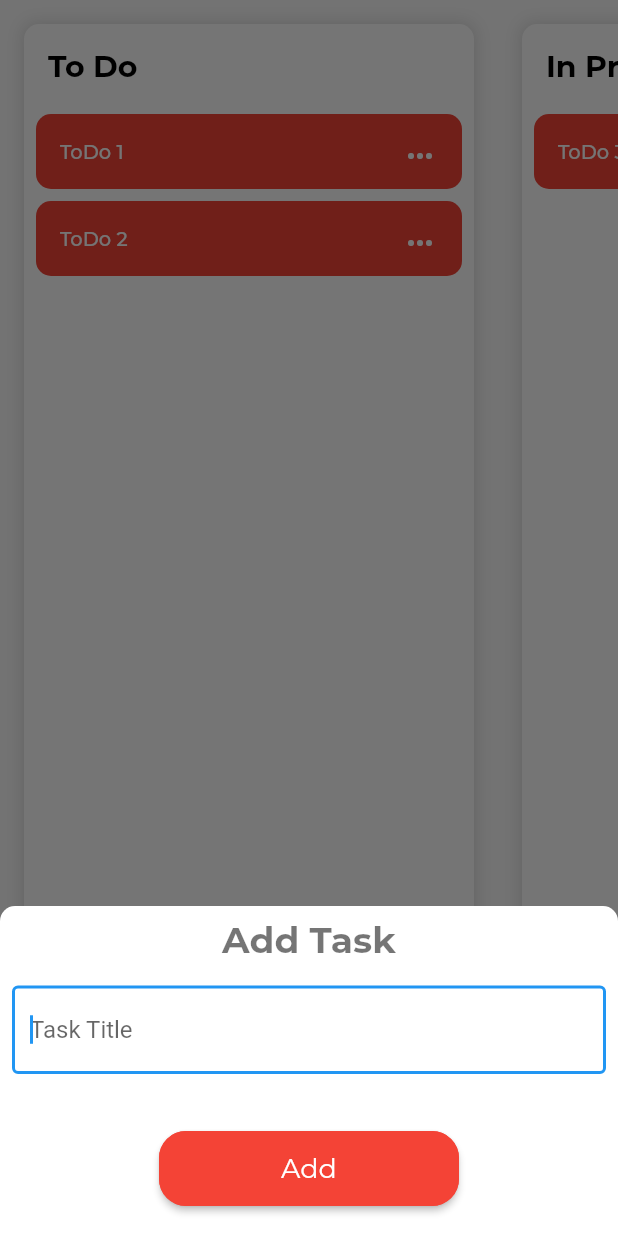
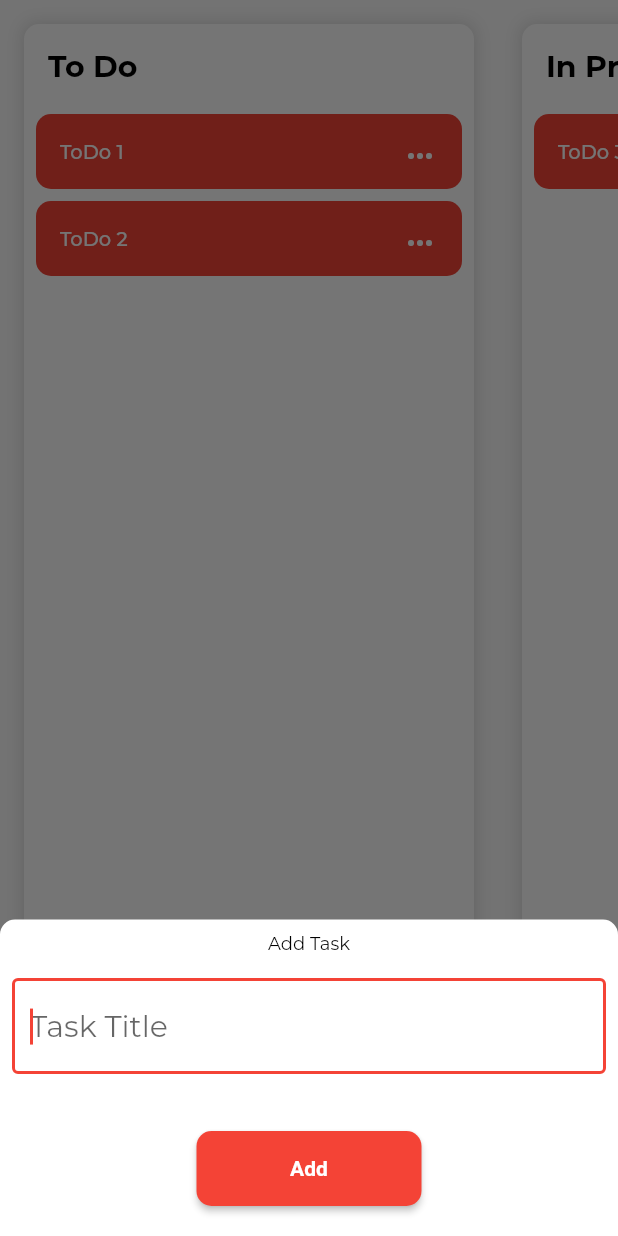
Before and after one commit to AndresR173/flutterban, a Flutter app: the screen it shows after launch, after a tap on "Add Task", on a phone screen of 412 x 824 dp. Run offline on Flutter 3.47's test engine with Material 2 defaults, Android fonts, the phone set to English and light mode, and no system bars; our stand-ins replace freezed_annotation.

Commit message:
Fix theme

```diff
--- a/lib/main.dart
+++ b/lib/main.dart
@@ -1,6 +1,7 @@
 import 'package:flutter/material.dart';
 
 import 'presentation/pages/kaban_set_state_page.dart';
+import 'utils/light_theme.dart';
 
 void main() {
   runApp(const MyApp());
@@ -13,10 +14,8 @@ class MyApp extends StatelessWidget {
   @override
   Widget build(BuildContext context) {
     return MaterialApp(
-      title: 'Flutter Demo',
-      theme: ThemeData(
-        visualDensity: VisualDensity.adaptivePlatformDensity,
-      ),
+      title: 'Flutterban',
+      theme: AppTheme.lightTheme(),
       debugShowCheckedModeBanner: false,
       home: const KanbanSetStatePage(),
     );
--- a/lib/presentation/widgets/add_task_widget.dart
+++ b/lib/presentation/widgets/add_task_widget.dart
@@ -31,15 +31,7 @@ class _AddTaskState extends State<AddTask> {
               children: <Widget>[
                 const Padding(
                   padding: EdgeInsets.all(8.0),
-                  child: Text(
-                    'Add Task',
-                    style: TextStyle(
-                      fontSize: 24,
-                      fontWeight: FontWeight.w700,
-                      fontFamily: 'Montserrat',
-                      color: Colors.black54,
-                    ),
-                  ),
+                  child: Text('Add Task'),
                 ),
                 Padding(
                   padding: const EdgeInsets.all(8.0),
@@ -67,26 +59,14 @@ class _AddTaskState extends State<AddTask> {
                     child: ButtonTheme(
                       minWidth: 200,
                       height: 50,
-                      child: MaterialButton(
-                        textColor: Colors.white,
-                        shape: RoundedRectangleBorder(
-                            borderRadius: BorderRadius.circular(18.0),
-                            side: const BorderSide(color: Colors.red)),
-                        color: Colors.red,
+                      child: ElevatedButton(
                         onPressed: () {
                           if (_formKey.currentState?.validate() ?? false) {
                             Navigator.of(context).pop();
                             widget.addTaskHandler(_textController.text.trim());
                           }
                         },
-                        child: const Text(
-                          'Add',
-                          style: TextStyle(
-                            fontSize: 18,
-                            fontWeight: FontWeight.normal,
-                            fontFamily: 'Montserrat',
-                          ),
-                        ),
+                        child: const Text('Add'),
                       ),
                     ),
                   ),
--- /dev/null
+++ b/lib/utils/light_theme.dart
@@ -0,0 +1,114 @@
+import 'package:flutter/material.dart';
+
+class AppTheme {
+  AppTheme._();
+
+  static ThemeData lightTheme() {
+    final ThemeData themeData = ThemeData();
+    final theme = ThemeData(
+      backgroundColor: Colors.white,
+      primaryTextTheme: const TextTheme(
+        headline6: TextStyle(color: Colors.white),
+      ),
+      primaryColor: Colors.red,
+      colorScheme: themeData.colorScheme.copyWith(
+        secondary: Colors.blue,
+        primary: Colors.red,
+        background: Colors.white,
+      ),
+      fontFamily: 'Montserrat',
+      elevatedButtonTheme: ElevatedButtonThemeData(
+        style: ElevatedButton.styleFrom(
+          foregroundColor: Colors.white,
+          minimumSize: const Size(150, 50),
+          maximumSize: const Size(300, 50),
+          backgroundColor: Colors.red,
+          disabledForegroundColor: Colors.black38,
+          shape: RoundedRectangleBorder(
+            borderRadius: BorderRadius.circular(10),
+          ),
+          textStyle: const TextStyle(
+            fontSize: 14.0,
+            fontWeight: FontWeight.w700,
+          ),
+        ),
+      ),
+      outlinedButtonTheme: OutlinedButtonThemeData(
+        style: OutlinedButton.styleFrom(
+          foregroundColor: Colors.red,
+          minimumSize: const Size(double.infinity, 50),
+          disabledForegroundColor: Colors.black38.withOpacity(0.38),
+          shape: RoundedRectangleBorder(
+            borderRadius: BorderRadius.circular(10),
+          ),
+          side: const BorderSide(color: Colors.red),
+          textStyle: const TextStyle(
+            fontSize: 14.0,
+            fontWeight: FontWeight.w700,
+          ),
+        ),
+      ),
+      textButtonTheme: TextButtonThemeData(
+          style: TextButton.styleFrom(
+        foregroundColor: Colors.red,
+        textStyle: const TextStyle(
+          fontSize: 15.0,
+          fontWeight: FontWeight.w700,
+        ),
+      )),
+      textTheme: const TextTheme(
+        headline1: TextStyle(
+          fontSize: 27.0,
+          fontWeight: FontWeight.normal,
+          color: Colors.black,
+        ),
+        headline2: TextStyle(
+          fontSize: 26.0,
+          fontWeight: FontWeight.normal,
+          color: Colors.black,
+        ),
+        headline3: TextStyle(
+          fontSize: 25.0,
+          fontWeight: FontWeight.normal,
+          color: Colors.black,
+        ),
+        headline4: TextStyle(
+          fontSize: 24.0,
+          fontWeight: FontWeight.normal,
+          color: Colors.black,
+        ),
+        headline5: TextStyle(
+          fontSize: 23.0,
+          fontWeight: FontWeight.normal,
+          color: Colors.black,
+        ),
+        headline6: TextStyle(
+          fontSize: 22.0,
+          fontWeight: FontWeight.normal,
+          color: Colors.black,
+        ),
+        bodyText1: TextStyle(
+          fontSize: 14.0,
+          fontWeight: FontWeight.normal,
+          color: Colors.black,
+        ),
+        bodyText2: TextStyle(
+          fontSize: 12.0,
+          fontWeight: FontWeight.normal,
+          color: Colors.black,
+        ),
+        subtitle1: TextStyle(
+          fontSize: 20.0,
+          fontWeight: FontWeight.normal,
+          color: Colors.black,
+        ),
+        subtitle2: TextStyle(
+          fontSize: 18.0,
+          fontWeight: FontWeight.normal,
+          color: Colors.black,
+        ),
+      ),
+    );
+    return theme;
+  }
+}
```
